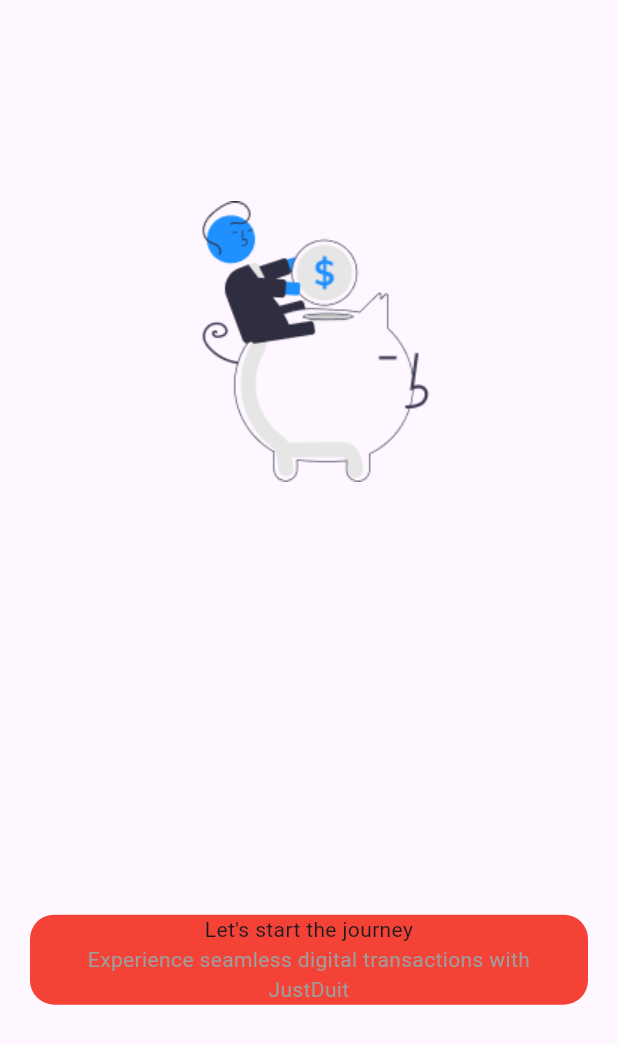
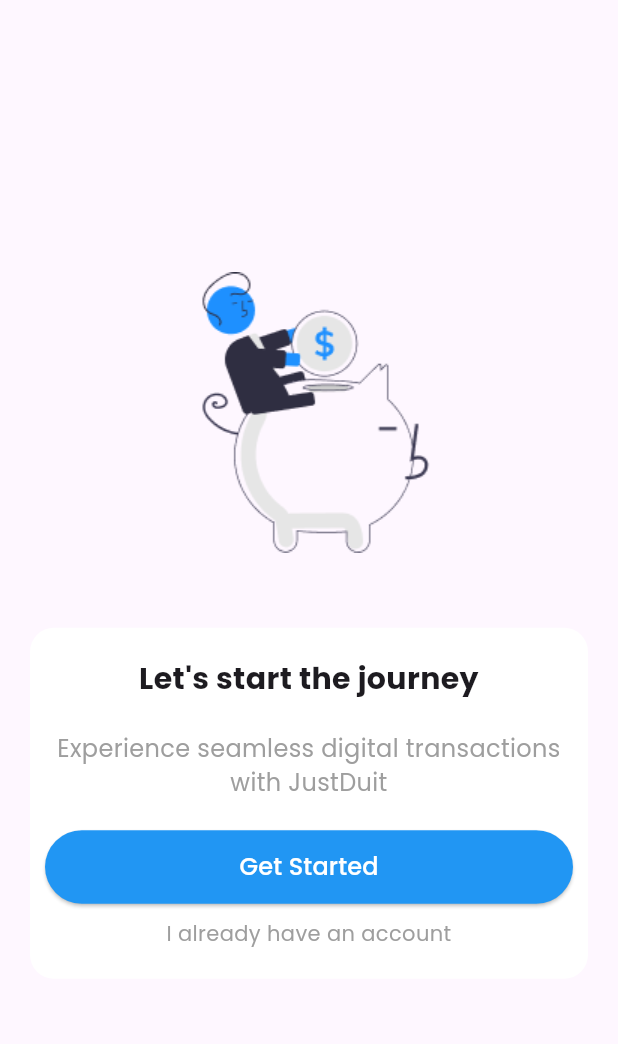
Before and after one commit to Acron3/1917051055-advanced-mobile, a Flutter app: the screen it shows after launch, on a phone screen of 412 x 824 dp. Shown: the top 1044 px of the screen. Run offline on Flutter 3.47's test engine with Material 2 defaults, Android fonts, the phone set to English and light mode, and no system bars; our stand-ins replace google_fonts.

Commit message:
tugas-praktikum-3 finished

```diff
--- a/lib/screen/onboarding_screen.dart
+++ b/lib/screen/onboarding_screen.dart
@@ -1,4 +1,5 @@
 import 'package:flutter/material.dart';
+import 'package:google_fonts/google_fonts.dart';
 
 class OnboardingScreen extends StatelessWidget {
   const OnboardingScreen({super.key});
@@ -8,25 +9,63 @@ class OnboardingScreen extends StatelessWidget {
     return Scaffold(
         body: SafeArea(
       child: Column(
-        mainAxisAlignment: MainAxisAlignment.spaceAround,
+        mainAxisAlignment: MainAxisAlignment.center,
         children: [
-          Image.asset("assets/images/Savings.png"),
+          Padding(
+            padding: const EdgeInsets.only(top: 10),
+            child: Image.asset("assets/images/Savings.png"),
+          ),
           Container(
-            margin: EdgeInsets.all(20),
-            padding: EdgeInsets.only(right: 20, left: 20),
+            margin: EdgeInsets.only(top: 50, right: 20, left: 20),
+            padding: EdgeInsets.all(10),
             width: double.infinity,
             decoration: BoxDecoration(
-                color: Colors.red, borderRadius: BorderRadius.circular(16)),
+                color: Colors.white, borderRadius: BorderRadius.circular(16)),
             child: Column(
               children: [
-                Text(
-                  "Let's start the journey",
-                  textAlign: TextAlign.center,
+                Padding(
+                  padding: const EdgeInsets.only(top: 10, bottom: 10),
+                  child: Text(
+                    "Let's start the journey",
+                    style: GoogleFonts.poppins(
+                        textStyle: TextStyle(
+                            fontSize: 20, fontWeight: FontWeight.w700)),
+                    textAlign: TextAlign.center,
+                  ),
                 ),
-                Text(
-                  "Experience seamless digital transactions with JustDuit",
-                  textAlign: TextAlign.center,
-                  style: TextStyle(color: Colors.grey),
+                Padding(
+                  padding: const EdgeInsets.only(top: 10, bottom: 20),
+                  child: Text(
+                    "Experience seamless digital transactions with JustDuit",
+                    textAlign: TextAlign.center,
+                    style: GoogleFonts.poppins(
+                        textStyle: TextStyle(fontSize: 16, color: Colors.grey)),
+                  ),
+                ),
+                SizedBox(
+                  width: double.infinity,
+                  child: ElevatedButton(
+                    onPressed: () {},
+                    style: ElevatedButton.styleFrom(primary: Colors.blue),
+                    child: Padding(
+                      padding: const EdgeInsets.all(13),
+                      child: Text(
+                        "Get Started",
+                        style: GoogleFonts.poppins(
+                            textStyle:
+                                TextStyle(fontSize: 16, color: Colors.white)),
+                      ),
+                    ),
+                  ),
+                ),
+                Padding(
+                  padding: const EdgeInsets.only(top: 10, bottom: 10),
+                  child: Text(
+                    "I already have an account",
+                    textAlign: TextAlign.center,
+                    style: GoogleFonts.poppins(
+                        textStyle: TextStyle(fontSize: 14, color: Colors.grey)),
+                  ),
                 ),
               ],
             ),
```
